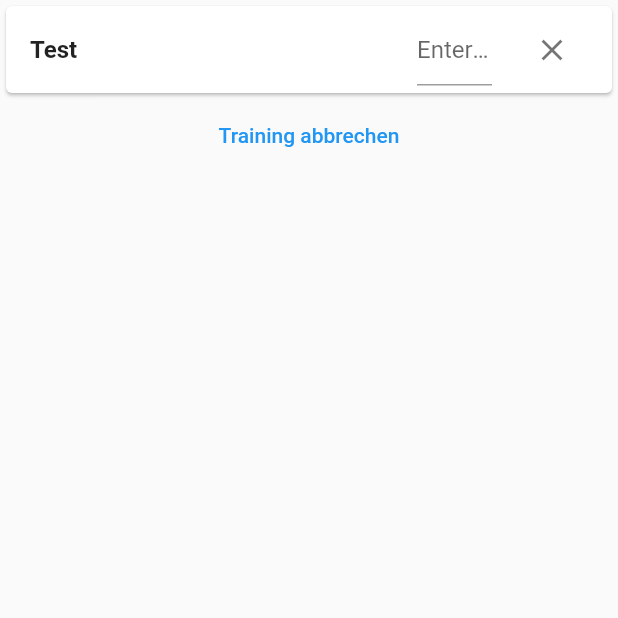
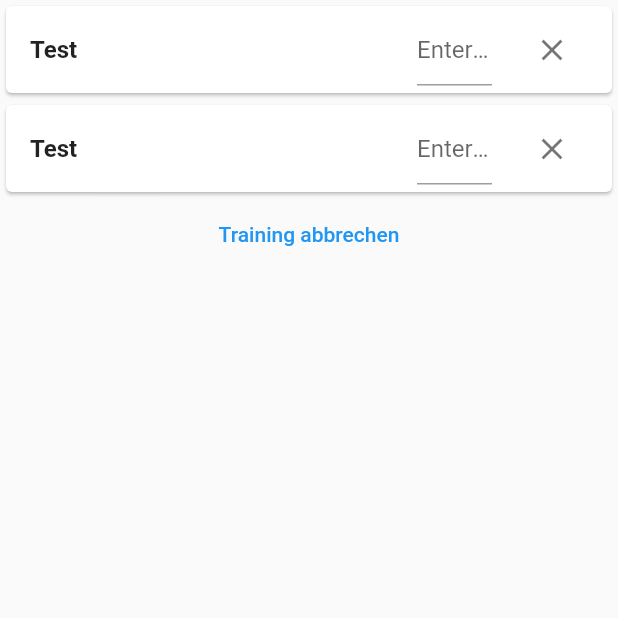
Before and after one commit to JohannesFoltin/FitnessCounter, a Flutter app: the onFitness screen opened directly, on a phone screen of 412 x 824 dp, the top half of it. Run offline on Flutter 3.47's test engine with Material 2 defaults, Android fonts, the light colour scheme and no system bars.

Commit message:
modified card --> add inner look try list of Crads

```diff
--- a/lib/onFitness.dart
+++ b/lib/onFitness.dart
@@ -13,13 +13,62 @@ class onFitness extends StatefulWidget {
   _onFitness createState() => _onFitness();
 }
 
+abstract class ListItem {
+  Widget buildCard(BuildContext context);
+}
+
+class CardItem implements ListItem {
+  final String titel;
+  final String beschreibung;
+  final String bemerkungen;
+  final String lastValue;
+
+  CardItem(this.titel, this.beschreibung, this.bemerkungen, this.lastValue);
+
+  @override
+  Widget buildCard(BuildContext context) {
+    return Visibility(
+        child: Card(
+      child: ExpansionTile(
+        title: Row(
+          mainAxisAlignment: MainAxisAlignment.spaceBetween,
+          children: [
+            Text(
+              titel,
+              style: TextStyle(fontSize: 16, fontWeight: FontWeight.bold),
+            ),
+            SizedBox(
+              width: 50,
+              child: TextField(
+                keyboardType: TextInputType.number,
+                decoration: const InputDecoration(
+                  hintText: 'Enter a search term',
+                ),
+              ),
+            ),
+          ],
+        ),
+        trailing: CloseButton(
+          onPressed: () => {}
+        ),
+        children: [TextButton(onPressed: () => {}, child: Text("Drück mal"))],
+      ),
+    ));
+  }
+}
+
 class _onFitness extends State<onFitness> {
+  _setStateLol() {
+    setState(() {});
+  }
+
   @override
   Widget build(BuildContext context) {
     return Scaffold(
       body: Center(
         child: ListView(
           children: <Widget>[
+            cardGenerator(),
             cardGenerator(),
             TextButton(
               onPressed: () {
@@ -31,10 +80,14 @@ class _onFitness extends State<onFitness> {
         ),
       ),
     );
-    // TODO: implement build
   }
 
-  final cardGenerator = () => Card(
+  bool vis = true;
+
+  Widget cardGenerator() {
+    return Visibility(
+        visible: vis,
+        child: Card(
           child: ExpansionTile(
             title: Row(
               mainAxisAlignment: MainAxisAlignment.spaceBetween,
@@ -55,9 +108,39 @@ class _onFitness extends State<onFitness> {
               ],
             ),
             trailing: CloseButton(
-            onPressed: () => {},
+              onPressed: () => setState(() {
+                vis = false;
+              }),
             ),
-          children: [TextButton(onPressed: () => {}, child: Text("Drück mal"))],
+            children: [
+            ExpansionTile(
+              controlAffinity: ListTileControlAffinity.leading,
+              title: Text("Erklärung"),
+                children: [Text("datadatadatadatadatadatadatadatadatadatadatadatadatadatadatadatadatadata",textAlign: TextAlign.center,)],
+            ),
+               ExpansionTile(
+                title: Text("Notizen"),
+                controlAffinity: ListTileControlAffinity.leading,
+                children: <Widget>[
+                  TextField(
+                    maxLines: null,
+                    decoration: const InputDecoration(
+                    border: OutlineInputBorder(),
+                    ),
+                  ),
+                  Container(
+                    child: Column(
+                      mainAxisAlignment: MainAxisAlignment.end,
+                      children: [TextButton(
+                        onPressed:  () => {},
+                        child: Text("Speichern"),
+                      ),],
+                    ),
+                  ),
+                ],
+                )
+              ],)
           ),
         );
   }
+}
```
Lines whose indentation alone changed are shown as unchanged.
